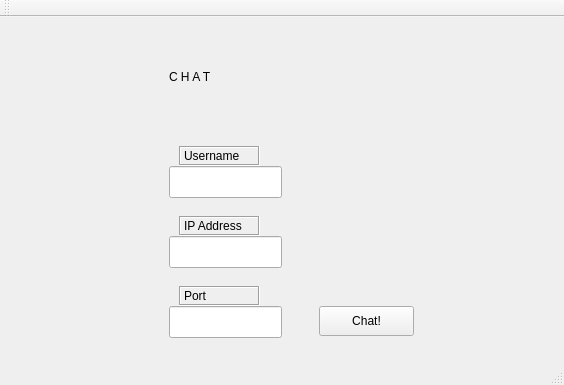
Qt form ClientUI-rev/Chat/chat.ui (Tmanthegamer/LinuxChatSystems) before a commit.
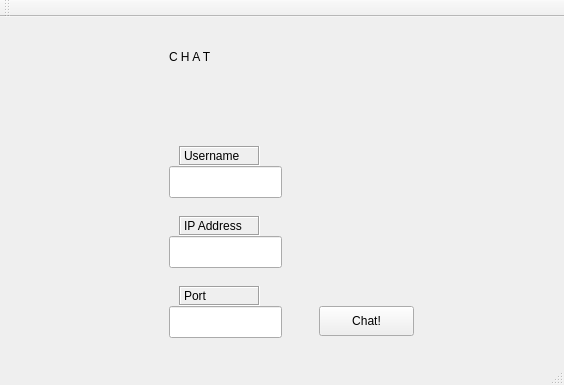
The same form after that commit.

What changed in the file:
```diff
--- a/ClientUI-rev/Chat/chat.ui
+++ b/ClientUI-rev/Chat/chat.ui
@@ -120,7 +120,7 @@
       <property name="geometry">
        <rect>
         <x>160</x>
-        <y>30</y>
+        <y>10</y>
         <width>321</width>
         <height>61</height>
        </rect>
```
Left out of the diff: 16 changed lines with no effect on the pictures.
